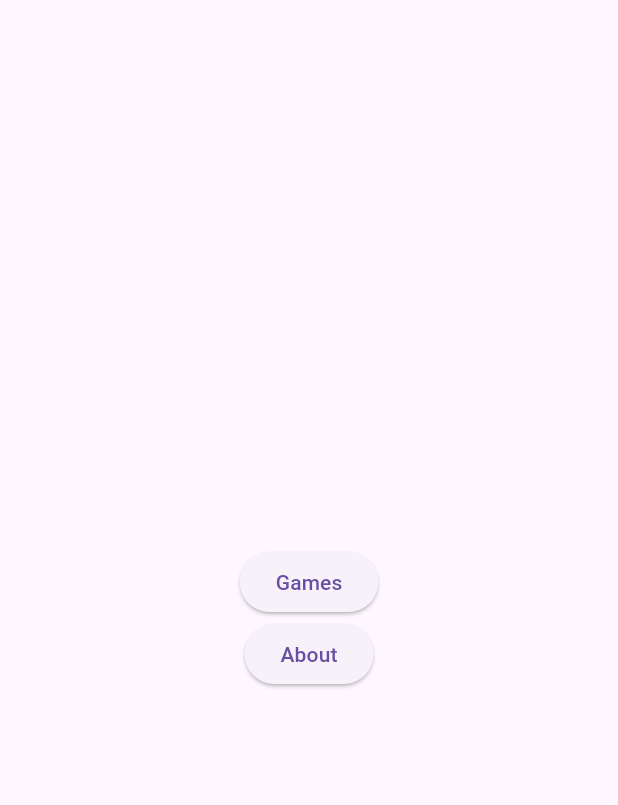
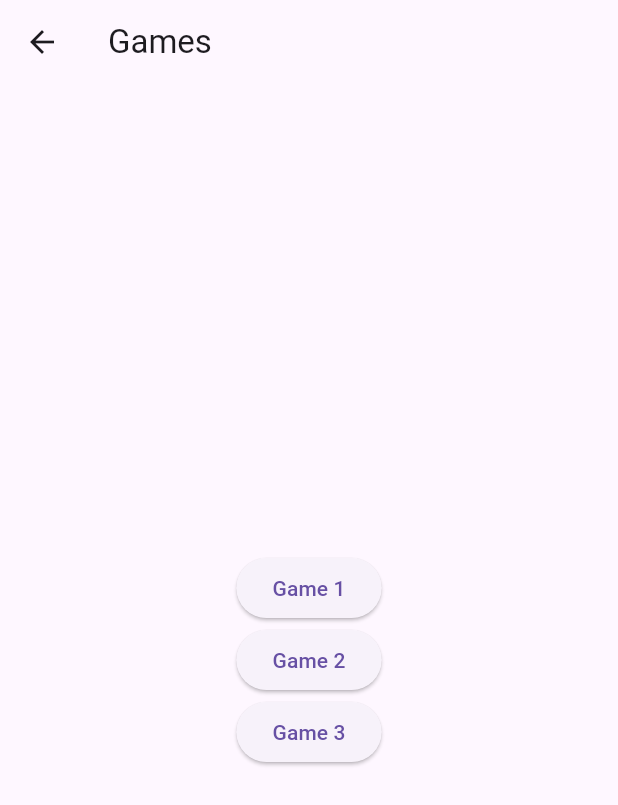
Before and after one commit to d104601/mini_game_heaven, a Flutter app: the screen it shows after launch, after a tap on "Games", on a phone screen of 412 x 824 dp. Shown: the top 805 px of the screen. Run offline on Flutter 3.47's test engine with Material 3 defaults, Android fonts, the phone set to English and light mode, and no system bars.

Commit message:
added flame on pubspec. Changing main menu

```diff
--- a/lib/MainMenu.dart
+++ b/lib/MainMenu.dart
@@ -1,4 +1,5 @@
 import 'package:flutter/material.dart';
+import 'games/GameList.dart';
 
 // container for the main menu
 // multiple vertical buttons on main screen (Games, Settings, About for now)
@@ -15,6 +16,10 @@
           children: [
             ElevatedButton(
               onPressed: () {
+                Navigator.push(
+                  context,
+                  MaterialPageRoute(builder: (context) => const GameList()),
+                );
               },
               child: const Text('Games'),
             ),
--- /dev/null
+++ b/lib/games/GameList.dart
@@ -0,0 +1,44 @@
+import 'package:flutter/material.dart';
+
+class GameList extends StatelessWidget {
+  const GameList({Key? key}) : super(key: key);
+
+  @override
+  Widget build(BuildContext context) {
+    return Scaffold(
+      // color: Colors.blue,
+      // go back to main menu
+      appBar: AppBar(
+        leading: IconButton(
+          icon: const Icon(Icons.arrow_back),
+          onPressed: () {
+            Navigator.pop(context);
+          },
+        ),
+        title: const Text('Games'),
+      ),
+      body: Center(
+        child: Column(
+          mainAxisAlignment: MainAxisAlignment.center,
+          children: [
+            ElevatedButton(
+              onPressed: () {
+              },
+              child: const Text('Game 1'),
+            ),
+            ElevatedButton(
+              onPressed: () {
+              },
+              child: const Text('Game 2'),
+            ),
+            ElevatedButton(
+              onPressed: () {
+              },
+              child: const Text('Game 3'),
+            ),
+          ],
+        ),
+      ),
+    );
+  }
+}
--- a/lib/main.dart
+++ b/lib/main.dart
@@ -17,7 +17,7 @@
       theme: ThemeData(
         primarySwatch: Colors.blue,
       ),
-      home: const SafeArea(
+      home: Material(
         child: MainMenu(),
       ),
     );
```
